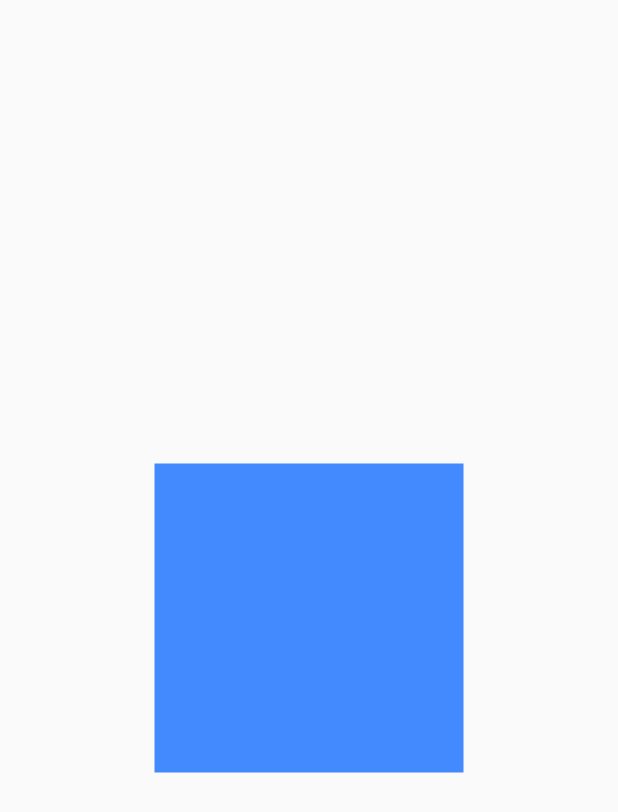
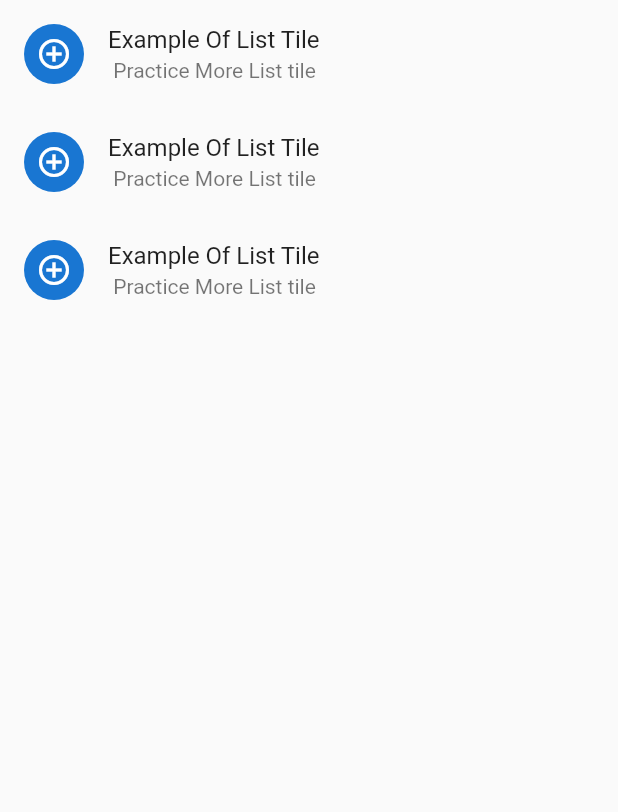
Before and after one commit to ahmedhossain29/FlutterBasicWidget, a Flutter app: the screen it shows after launch, on a phone screen of 412 x 824 dp. Shown: the top 812 px of the screen. Run offline on Flutter 3.47's test engine with Material 2 defaults, Android fonts, the phone set to English and light mode, and no system bars.

Commit message:
ListTile

```diff
--- /dev/null
+++ b/lib/listTile.dart
@@ -0,0 +1,36 @@
+import 'package:flutter/material.dart';
+
+class ListTileWidget extends StatelessWidget {
+  @override
+  Widget build(BuildContext context) {
+    return MaterialApp(
+      home: Scaffold(
+        body: ListView(
+          children: <Widget>[
+            ListTile(
+              title: Text('Example Of List Tile'),
+              subtitle: Text(' Practice More List tile'),
+              leading: CircleAvatar(
+                child: Icon(Icons.add_circle_outline),
+              ),
+            ),
+            ListTile(
+              title: Text('Example Of List Tile'),
+              subtitle: Text(' Practice More List tile'),
+              leading: CircleAvatar(
+                child: Icon(Icons.add_circle_outline),
+              ),
+            ),
+            ListTile(
+              title: Text('Example Of List Tile'),
+              subtitle: Text(' Practice More List tile'),
+              leading: CircleAvatar(
+                child: Icon(Icons.add_circle_outline),
+              ),
+            ),
+          ],
+        ),
+      ),
+    );
+  }
+}
--- a/lib/main.dart
+++ b/lib/main.dart
@@ -2,11 +2,12 @@ import 'package:flutter/material.dart';
 import 'package:flutter_application_1/appBar_textWidget.dart';
 import 'package:flutter_application_1/column_Row.dart';
 import 'package:flutter_application_1/containerWidget.dart';
+import 'package:flutter_application_1/listTile.dart';
 import 'package:flutter_application_1/listview_scrollview.dart';
 import 'package:flutter_application_1/mediaQueryWidget.dart';
 import 'package:flutter_application_1/safearea.dart';
 import 'package:flutter_application_1/statelesswidget.dart';
 
 void main() {
-  runApp(MediaQueryWidget());
+  runApp(ListTileWidget());
 }
```
